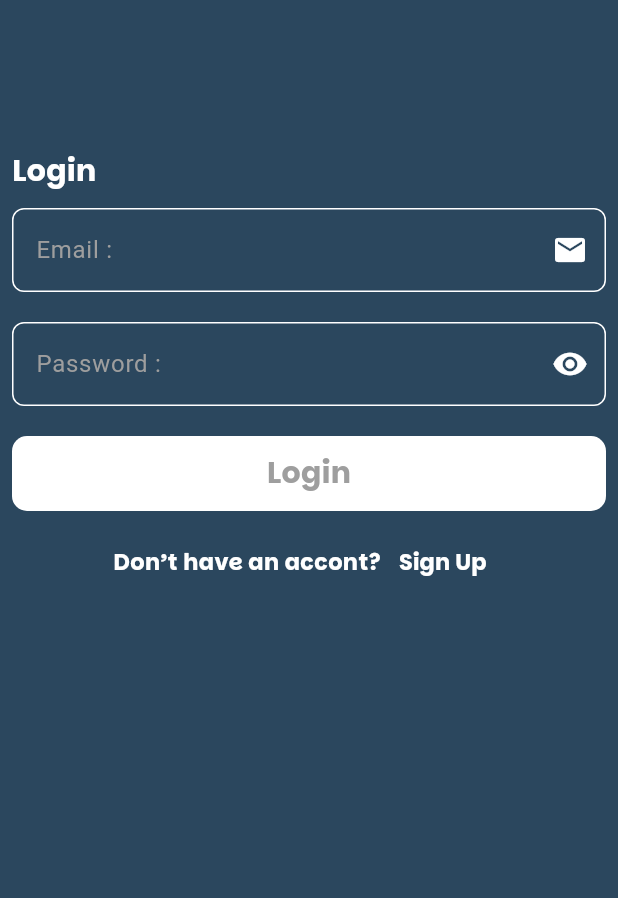
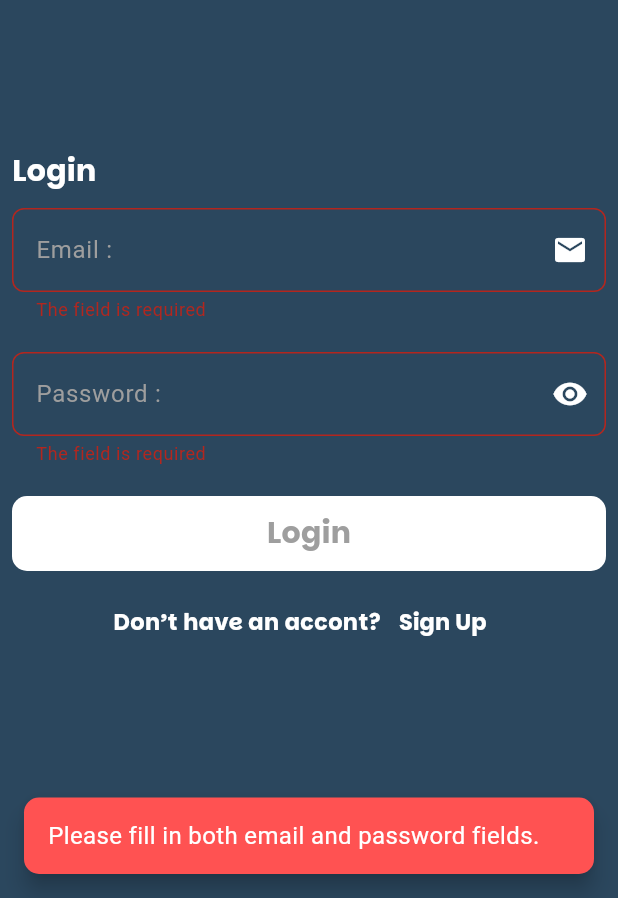
Before and after one commit to Alaanaser714/Chat-App, a Flutter app: the screen it shows after launch, after a tap on "Login", on a phone screen of 412 x 824 dp, the part 338-1236 px from its top. Run offline on Flutter 3.47's test engine with Material 3 defaults, Android fonts, the phone set to English and light mode, and no system bars; drawn by our look-alikes of modal_progress_hud_nsn; our stand-ins replace firebase_auth, firebase_core; accounts and stored records are empty.

Commit message:
finshed login method

```diff
--- a/lib/view/screens/login_screen.dart
+++ b/lib/view/screens/login_screen.dart
@@ -1,18 +1,35 @@
-// ignore_for_file: prefer_const_constructors, must_be_immutable
+// ignore_for_file: prefer_const_constructors, must_be_immutable, use_build_context_synchronously
 
+import 'package:chat_app/method/method_app.dart';
 import 'package:chat_app/view/screens/register_screen.dart';
+import 'package:firebase_auth/firebase_auth.dart';
 import 'package:flutter/material.dart';
+import 'package:modal_progress_hud_nsn/modal_progress_hud_nsn.dart';
 
 import 'widgets/custom_button.dart';
-import 'widgets/custom_text_field.dart';
+import 'widgets/custom_text_form_field.dart';
 
-class LoginScreen extends StatelessWidget {
-  LoginScreen({super.key});
+class LoginScreen extends StatefulWidget {
+  LoginScreen({
+    super.key,
+  });
+
+  @override
+  State<LoginScreen> createState() => _LoginScreenState();
+}
+
+class _LoginScreenState extends State<LoginScreen> {
+  String? emailLogin;
+  String? passwordLogin;
   GlobalKey<FormState> formstate = GlobalKey();
+
+  bool isLoading = false;
 
   @override
   Widget build(BuildContext context) {
-    return Scaffold(
+    return ModalProgressHUD(
+      inAsyncCall: isLoading,
+      child: Scaffold(
         backgroundColor: const Color(0xff2B475E),
         body: Padding(
           padding: const EdgeInsets.symmetric(horizontal: 8),
@@ -58,14 +75,20 @@ class LoginScreen extends StatelessWidget {
                     ),
                   ],
                 ),
-              CustomTextField(
+                CustomFormTextField(
+                  onChanged: (data) {
+                    emailLogin = data;
+                  },
                   hintText: 'Email :',
                   suffixIcon: Icon(
                     Icons.email,
                     color: Colors.white,
                   ),
                 ),
-              CustomTextField(
+                CustomFormTextField(
+                  onChanged: (data) {
+                    passwordLogin = data;
+                  },
                   hintText: 'Password :',
                   suffixIcon: IconButton(
                     onPressed: () {},
@@ -79,8 +102,74 @@ class LoginScreen extends StatelessWidget {
                   height: 10,
                 ),
                 CustomButton(
+                  onTap: () async {
+                    if (formstate.currentState!.validate()) {
+                      setState(() {
+                        isLoading = true;
+                      });
+
+                      try {
+                        final credential = await FirebaseAuth.instance
+                            .signInWithEmailAndPassword(
+                          email: emailLogin!,
+                          password: passwordLogin!,
+                        );
+                        MethodApp.showSnakBar(
+                          context: context,
+                          message: "Welcome! ${credential.user!.email}",
+                          backgroundColor: Colors.green,
+                        );
+                      } on FirebaseAuthException catch (e) {
+                        if (e.code == 'user-not-found') {
+                          MethodApp.showSnakBar(
+                            context: context,
+                            message:
+                                "This email is not registered. Please sign up first.",
+                            backgroundColor: Colors.red,
+                          );
+                        } else if (e.code == 'wrong-password') {
+                          MethodApp.showSnakBar(
+                            context: context,
+                            message: "Incorrect password. Please try again.",
+                            backgroundColor: Colors.red,
+                          );
+                        } else if (e.code == 'invalid-email') {
+                          MethodApp.showSnakBar(
+                            context: context,
+                            message:
+                                "The email format is invalid. Please check your input.",
+                            backgroundColor: Colors.orange,
+                          );
+                        } else {
+                          MethodApp.showSnakBar(
+                            context: context,
+                            message: "An error occurred: ${e.message}",
+                            backgroundColor: Colors.redAccent,
+                          );
+                        }
+                      } catch (e) {
+                        MethodApp.showSnakBar(
+                          context: context,
+                          message:
+                              "Something went wrong. Please try again later.",
+                          backgroundColor: Colors.redAccent,
+                        );
+                      }
+                      {
+                        setState(() {
+                          isLoading = false;
+                        });
+                      }
+                    } else {
+                      MethodApp.showSnakBar(
+                        context: context,
+                        message:
+                            "Please fill in both email and password fields.",
+                        backgroundColor: Colors.redAccent,
+                      );
+                    }
+                  },
                   title: 'Login',
-                onTap: () {},
                 ),
                 SizedBox(
                   height: 10,
@@ -121,6 +210,7 @@ class LoginScreen extends StatelessWidget {
             ),
           ),
         ),
+      ),
     );
   }
 }
--- a/lib/view/screens/register_screen.dart
+++ b/lib/view/screens/register_screen.dart
@@ -6,7 +6,7 @@ import 'package:flutter/material.dart';
 import 'package:modal_progress_hud_nsn/modal_progress_hud_nsn.dart';
 
 import 'widgets/custom_button.dart';
-import 'widgets/custom_text_field.dart';
+import 'widgets/custom_text_form_field.dart';
 
 class RegisterScreen extends StatefulWidget {
   RegisterScreen({
@@ -79,7 +79,7 @@ class _RegisterScreenState extends State<RegisterScreen> {
                     ),
                   ],
                 ),
-                CustomTextField(
+                CustomFormTextField(
                   hintText: 'Email :',
                   suffixIcon: Icon(
                     Icons.email,
@@ -89,7 +89,7 @@ class _RegisterScreenState extends State<RegisterScreen> {
                     widget.email = data;
                   },
                 ),
-                CustomTextField(
+                CustomFormTextField(
                     hintText: 'Password :',
                     suffixIcon: IconButton(
                       onPressed: () {},
@@ -138,7 +138,11 @@ class _RegisterScreenState extends State<RegisterScreen> {
                             backgroundColor: Colors.red,
                           );
                         } else {
-                          'An unknown error occurred.';
+                          MethodApp.showSnakBar(
+                            context: context,
+                            message: "An unknown error occurred.",
+                            backgroundColor: Colors.redAccent,
+                          );
                         }
                       } catch (e) {
                         MethodApp.showSnakBar(
--- a/lib/view/screens/widgets/custom_text_field.dart
+++ b/lib/view/screens/widgets/custom_text_form_field.dart
@@ -1,26 +1,30 @@
 import 'package:flutter/material.dart';
 
-class CustomTextField extends StatelessWidget {
-  const CustomTextField({
+class CustomFormTextField extends StatelessWidget {
+  const CustomFormTextField({
     super.key,
     required this.hintText,
     required this.suffixIcon,
     this.onChanged,
+    this.controller,
   });
 
   final String hintText;
   final Widget suffixIcon;
   final void Function(String)? onChanged;
+ final TextEditingController? controller ;
 
   @override
   Widget build(BuildContext context) {
     return Padding(
       padding: const EdgeInsets.symmetric(vertical: 10),
       child: TextFormField(
+        controller:controller ,
         validator: (value) {
           if (value!.isEmpty) {
             return "The field is required";
           }
+          return null;
         },
         onChanged: onChanged,
         decoration: InputDecoration(
```
Lines whose indentation alone changed are shown as unchanged.
